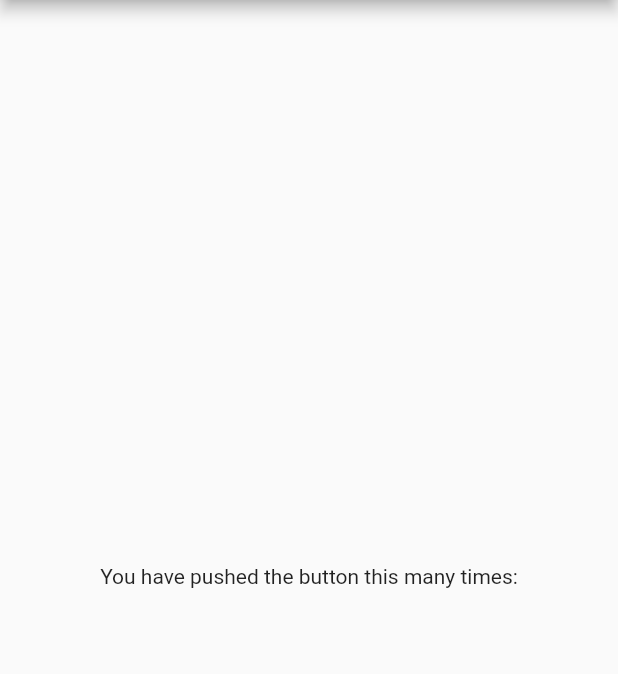
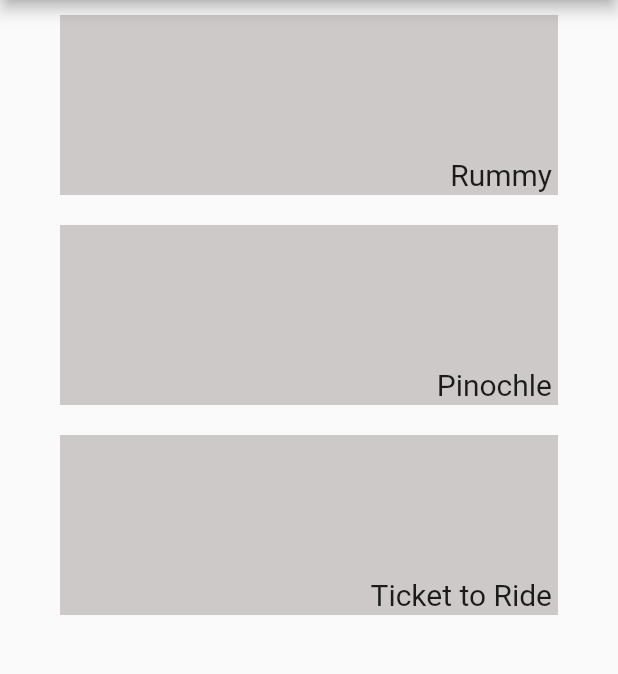
Before and after one commit to AudaciousAardvark/tick-tick-win, a Flutter app: the screen it shows after launch, on a phone screen of 412 x 824 dp, the part 84-758 px from its top. Run offline on Flutter 3.47's test engine with Material 2 defaults, Android fonts, the phone set to English and light mode, and no system bars.

Commit message:
Add a game card to the game index
This also updates the existing Widget test, and adds a new model test. Also updates the README with a contributing call out for running tests.

```diff
--- /dev/null
+++ b/lib/models/game.dart
@@ -0,0 +1,5 @@
+class Game {
+  String title;
+
+  Game(this.title);
+}
--- /dev/null
+++ b/lib/views/game_card.dart
@@ -0,0 +1,25 @@
+import 'package:flutter/material.dart';
+
+import '../models/game.dart';
+
+class GameCard extends StatelessWidget {
+  final Game game;
+
+  GameCard(this.game);
+
+  @override
+  Widget build(BuildContext context) {
+    return Container(
+      child: Text(
+        game.title,
+        textAlign: TextAlign.right,
+        style: TextStyle(fontSize: 20),
+      ),
+      color: Color(0xFFCDC9C9),
+      margin: EdgeInsets.symmetric(vertical: 10, horizontal: 40),
+      alignment: Alignment.bottomRight,
+      padding: EdgeInsets.only(right: 4, bottom: 2),
+      height: 120,
+    );
+  }
+}
--- a/lib/views/game_index.dart
+++ b/lib/views/game_index.dart
@@ -1,4 +1,7 @@
 import 'package:flutter/material.dart';
+
+import '../models/game.dart';
+import 'game_card.dart';
 
 class GameIndexView extends StatelessWidget {
   @override
@@ -11,15 +14,13 @@ class GameIndexView extends StatelessWidget {
           ),
         ),
       ),
-      body: Center(
-        child: Column(
-          mainAxisAlignment: MainAxisAlignment.center,
-          children: <Widget>[
-            Text(
-              'You have pushed the button this many times:',
-            ),
-          ],
-        ),
+      body: Column(
+        mainAxisAlignment: MainAxisAlignment.start,
+        children: <Widget>[
+          GameCard(Game('Rummy')),
+          GameCard(Game('Pinochle')),
+          GameCard(Game('Ticket to Ride')),
+        ],
       ),
     );
   }
```
Also changed, not shown: 4 other files.
